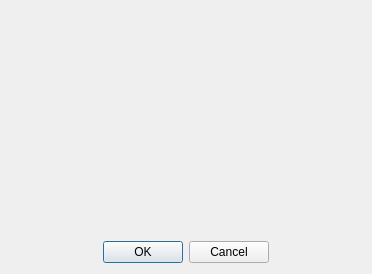
This is Qt/Components/Resources/UI/pqWriterDialog.ui in Kitware/ParaView as Qt 5 draws it before an edit. The edited form follows.
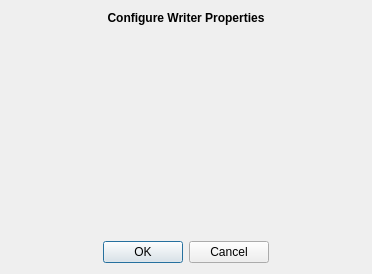
This is the edited form.

Commit message: Fixing tests and layout issues in the WriterDialog.

What changed in the file:
```diff
--- a/Qt/Components/Resources/UI/pqWriterDialog.ui
+++ b/Qt/Components/Resources/UI/pqWriterDialog.ui
@@ -19,7 +19,14 @@
   <property name="windowTitle">
    <string>Configure Writer</string>
   </property>
-  <layout class="QVBoxLayout">
+  <layout class="QVBoxLayout" name="verticalLayout">
+   <item>
+    <widget class="QLabel" name="label">
+     <property name="text">
+      <string>&lt;html&gt;&lt;head/&gt;&lt;body&gt;&lt;p align=&quot;center&quot;&gt;&lt;span style=&quot; font-weight:600;&quot;&gt;Configure Writer Properties&lt;/span&gt;&lt;/p&gt;&lt;/body&gt;&lt;/html&gt;</string>
+     </property>
+    </widget>
+   </item>
    <item>
     <widget class="QScrollArea" name="PropertiesFrame">
      <property name="frameShape">
@@ -34,25 +41,12 @@
         <x>0</x>
         <y>0</y>
         <width>354</width>
-        <height>109</height>
+        <height>200</height>
        </rect>
       </property>
      </widget>
     </widget>
    </item>
-   <item>
-    <spacer name="verticalSpacer">
-     <property name="orientation">
-      <enum>Qt::Vertical</enum>
-     </property>
-     <property name="sizeHint" stdset="0">
-      <size>
-       <width>20</width>
-       <height>0</height>
-      </size>
-     </property>
-    </spacer>
-   </item>
    <item>
     <widget class="QDialogButtonBox" name="buttonBox">
      <property name="orientation">
```
Left out of the diff: 11 changed lines with no effect on the pictures. The commit also changes 3 other files.
